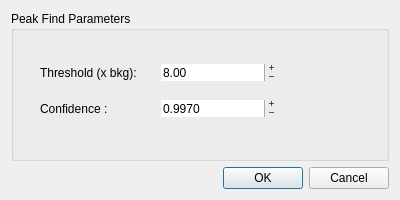
Qt form testing/D19Proto/dialog_PeakFind.ui (k61n/openhkl) before a commit.
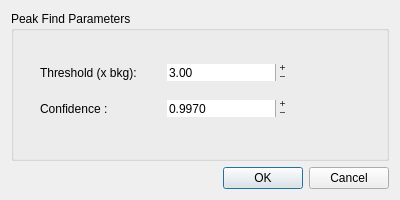
The same form after that commit.

Commit message: Check-in possibility to view Peaks in a table

The edit to the form file:
```diff
--- a/testing/D19Proto/dialog_PeakFind.ui
+++ b/testing/D19Proto/dialog_PeakFind.ui
@@ -33,7 +33,7 @@
        <rect>
         <x>29</x>
         <y>40</y>
-        <width>236</width>
+        <width>247</width>
         <height>80</height>
        </rect>
       </property>
@@ -79,6 +79,9 @@
        </item>
        <item row="0" column="1">
         <widget class="QDoubleSpinBox" name="thresholdSpinBox">
+         <property name="styleSheet">
+          <string notr="true"/>
+         </property>
          <property name="frame">
           <bool>false</bool>
          </property>
@@ -92,7 +95,7 @@
           <double>100000.000000000000000</double>
          </property>
          <property name="value">
-          <double>8.000000000000000</double>
+          <double>3.000000000000000</double>
          </property>
         </widget>
        </item>
```
The commit also changes 17 other files.
